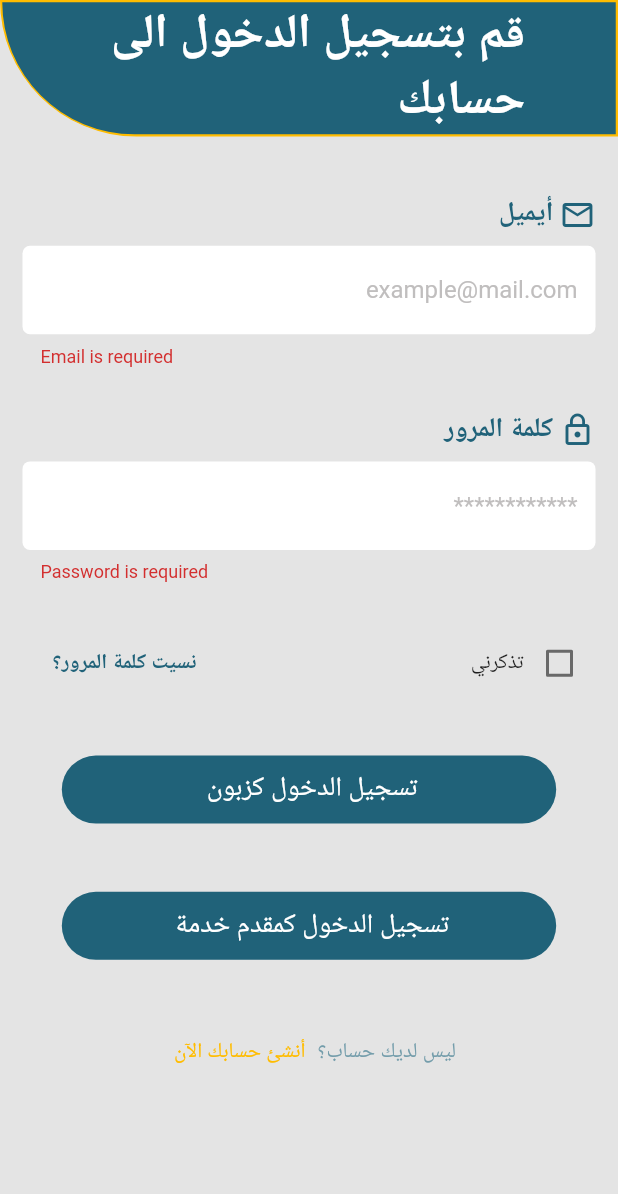
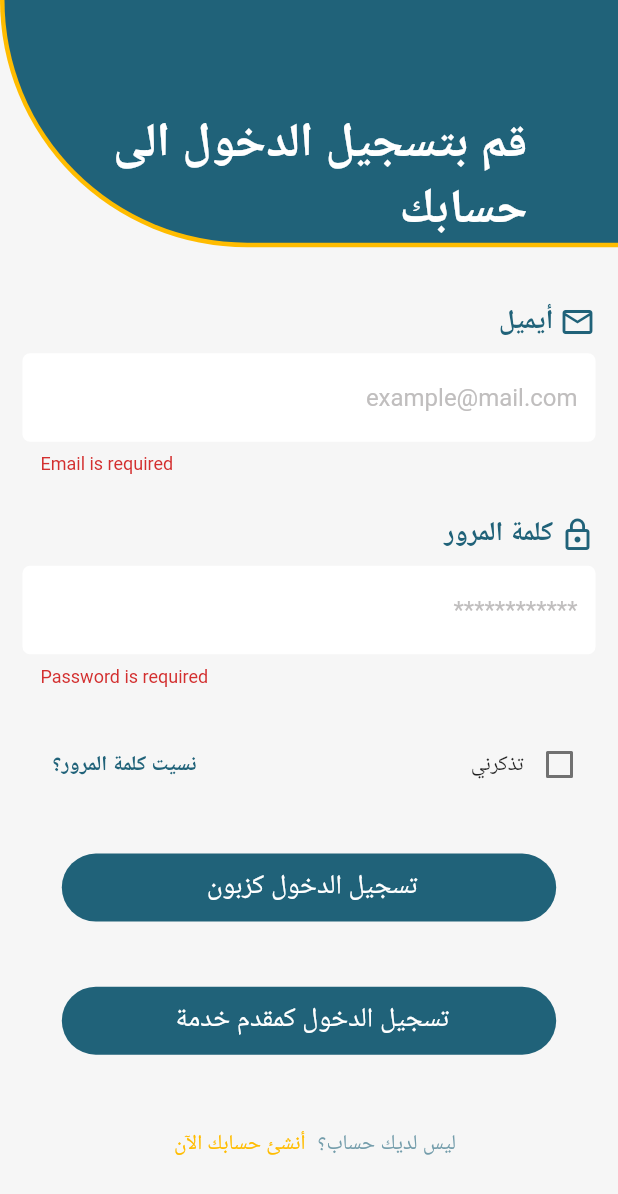
Before and after one commit to YasserBar/Upkeep-, a Flutter app: the screen it shows after launch, after a tap on "دخول", on a phone screen of 412 x 824 dp. Shown: the top 1194 px of the screen. Run offline on Flutter 3.47's test engine with Material 2 defaults, Android fonts, the phone set to English and light mode, and no system bars; our stand-ins replace auto_size_text, cached_network_image, dartz, equatable, flutter_bloc, flutter_native_splash and 5 more; missing offline and left inert: flutter_verification_code; network calls fail; statements that could not run were skipped.

```diff
--- a/lib/core/theme/colors.dart
+++ b/lib/core/theme/colors.dart
@@ -2,3 +2,4 @@ import 'package:flutter/material.dart';
 
 const Color primaryColor = Color(0xff206279);
 const Color secondryColor = Color(0xffFFBC00);
+const Color backgroundColor = Color(0xfff6f6f6);
--- a/lib/features/auth/presentation/pages/login_screen.dart
+++ b/lib/features/auth/presentation/pages/login_screen.dart
@@ -10,8 +10,7 @@ class LoginScreen extends StatelessWidget {
     return const Directionality(
       textDirection: TextDirection.ltr,
       child: Scaffold(
-        backgroundColor: Color(0xffe4e4e4),
-        body: SafeArea(child: LoginBody()),
+        body: LoginBody(),
       ),
     );
   }
--- a/lib/features/auth/presentation/pages/signup_screen.dart
+++ b/lib/features/auth/presentation/pages/signup_screen.dart
@@ -8,8 +8,7 @@ class SignupScreen extends StatelessWidget {
   @override
   Widget build(BuildContext context) {
     return const Scaffold(
-      backgroundColor: Color(0xffe4e4e4),
-      body: SafeArea(child: SignupBody()),
+      body: SignupBody(),
     );
   }
 }
--- a/lib/features/auth/presentation/widgets/custom_textfiled.dart
+++ b/lib/features/auth/presentation/widgets/custom_textfiled.dart
@@ -3,8 +3,8 @@ import 'package:flutter/material.dart';
 import '../../../../core/theme/colors.dart';
 
 class CustomTextFiled extends StatelessWidget {
-  const CustomTextFiled({
-    super.key,
+  const CustomTextFiled(
+      {super.key,
       this.title,
       this.icon,
       this.hintT,
@@ -13,7 +13,7 @@ class CustomTextFiled extends StatelessWidget {
       this.keyboardType,
       this.validator,
       this.isPassword = false,
-  });
+      this.onTap = null});
 
   final bool isPassword;
   final String? title;
@@ -23,6 +23,8 @@ class CustomTextFiled extends StatelessWidget {
   final TextInputType? keyboardType;
   final String? Function(String?)? validator;
   final void Function(String)? onChange;
+  final void Function()? onTap;
+
   @override
   Widget build(BuildContext context) {
     return Column(
@@ -40,6 +42,7 @@ class CustomTextFiled extends StatelessWidget {
           onChanged: onChange,
           style: const TextStyle(overflow: TextOverflow.clip),
           textAlign: TextAlign.right,
+          onTap: onTap,
           decoration: InputDecoration(
               border: const OutlineInputBorder(
                 borderSide: BorderSide.none,
--- a/lib/features/auth/presentation/widgets/custome_appbar_auth.dart
+++ b/lib/features/auth/presentation/widgets/custome_appbar_auth.dart
@@ -11,14 +11,20 @@ class CostumeAppBarAuth extends StatelessWidget {
   @override
   Widget build(BuildContext context) {
     return Container(
+      padding: const EdgeInsets.only(left: 3,bottom: 3),
+      height: MediaQuery.of(context).size.height * 0.2,
+      decoration: const BoxDecoration(
+        color: secondryColor,
+        borderRadius: BorderRadius.only(
+          bottomLeft: Radius.circular(200),
+        ),
+      ),
+      child: Container(
         width: double.infinity,
-      decoration: BoxDecoration(
+        padding: const EdgeInsets.only(top: 30),
+        decoration: const BoxDecoration(
           color: primaryColor,
-        border: Border.all(
-          color: secondryColor,
-          width: 1.5,
-        ),
-        borderRadius: const BorderRadius.only(
+          borderRadius: BorderRadius.only(
             bottomLeft: Radius.circular(200),
           ),
         ),
@@ -35,6 +41,7 @@ class CostumeAppBarAuth extends StatelessWidget {
                     color: Colors.white),
               ),
             )),
+      ),
     );
   }
 }
--- a/lib/features/auth/presentation/widgets/login_body.dart
+++ b/lib/features/auth/presentation/widgets/login_body.dart
@@ -70,16 +70,15 @@ class _LoginBodyState extends State<LoginBody> {
         }
 
         return SingleChildScrollView(
-          child: SizedBox(
-            height: MediaQuery.of(context).size.height,
           child: Column(
             crossAxisAlignment: CrossAxisAlignment.stretch,
             children: [
               const CostumeAppBarAuth(
                 title: 'قم بتسجيل الدخول الى حسابك',
               ),
-                SizedBox(
-                  height: MediaQuery.of(context).size.height - 150,
+              SingleChildScrollView(
+                child: SizedBox(
+                  height: MediaQuery.of(context).size.height * 0.8,
                   child: Padding(
                     padding: const EdgeInsets.symmetric(
                       horizontal: 15,
@@ -171,8 +170,8 @@ class _LoginBodyState extends State<LoginBody> {
                     ),
                   ),
                 ),
+              ),
             ],
-            ),
           ),
         );
       },
--- a/lib/features/auth/presentation/widgets/textfiled_full_name.dart
+++ b/lib/features/auth/presentation/widgets/textfiled_full_name.dart
@@ -38,7 +38,6 @@ class TextFiledFullName extends StatelessWidget {
                       hintText: "الشهرة",
                       filled: true,
                       fillColor: Colors.white,
-                      contentPadding: EdgeInsets.symmetric(horizontal: 8,vertical: 12),
                       hintStyle: TextStyle(color: Color(0xffC0BEBE))),
                 ),
               ),
@@ -55,7 +54,6 @@ class TextFiledFullName extends StatelessWidget {
                           borderSide: BorderSide.none,
                           borderRadius: BorderRadius.all(Radius.circular(5))),
                       hintText: "الاسم",
-                      contentPadding: EdgeInsets.symmetric(horizontal: 8,vertical: 12),
                       filled: true,
                       fillColor: Colors.white,
                       hintStyle: TextStyle(color: Color(0xffC0BEBE))),
--- a/lib/features/auth/presentation/widgets/textfiled_number.dart
+++ b/lib/features/auth/presentation/widgets/textfiled_number.dart
@@ -32,7 +32,6 @@ class TexetFiledNumber extends StatelessWidget {
               hintText: "رقم الهاتف",
               fillColor: Colors.white,
               filled: true,
-              isDense: true,
               prefix: Text(
                 "+963 ",
                 style: TextStyle(color: Colors.black),
--- a/lib/features/onboarding/presentation/pages/onboarding_screen.dart
+++ b/lib/features/onboarding/presentation/pages/onboarding_screen.dart
@@ -28,8 +28,7 @@ class _OnboardingScreenState extends State<OnboardingScreen> {
   @override
   Widget build(BuildContext context) {
     return Scaffold(
-      body: SafeArea(
-        child: Stack(
+      body: Stack(
         children: [
           Column(
             children: [
@@ -108,7 +107,6 @@ class _OnboardingScreenState extends State<OnboardingScreen> {
           ),
         ],
       ),
-      ),
     );
   }
 }
--- a/lib/main.dart
+++ b/lib/main.dart
@@ -55,7 +55,7 @@ class MyApp extends StatelessWidget {
         debugShowCheckedModeBanner: false,
         title: 'Upkeep+',
         theme: ThemeData(
-          scaffoldBackgroundColor: const Color(0xffe4e4e4),
+          scaffoldBackgroundColor: backgroundColor,
           primaryColor: primaryColor,
         ),
       ),
```
Also changed, not shown: lib/features/auth/presentation/widgets/dropdown_item.dart (+8 -11 lines), lib/features/auth/presentation/widgets/signup_body.dart (+11 -7 lines), lib/features/auth/presentation/widgets/ttime_date_widget.dart (+32 -24 lines). Lines whose indentation alone changed are shown as unchanged.
